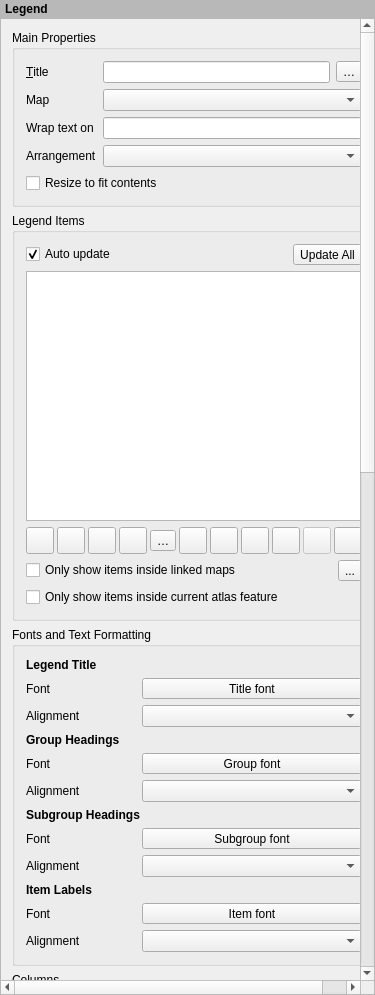
This is src/ui/layout/qgslayoutlegendwidgetbase.ui in qgis/QGIS as Qt 5 draws it before an edit. The edited form follows.
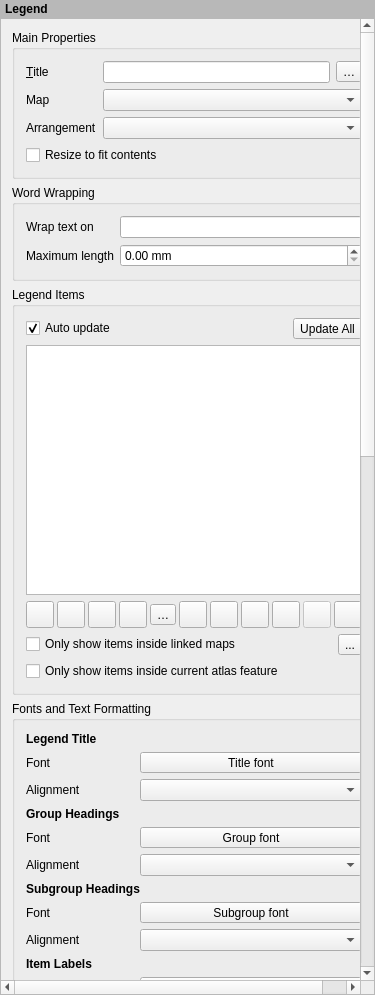
This is the edited form. Icons and pictures are not drawn. Custom widgets are drawn as their Qt base class.

Commit message:
[feature] Add auto-wrap after setting for layout legends
Allows legend text to be automatically wrapped after a set
line length (in millimeters).

This can prevent very wide auto-generated legends.

Sponsored by North Road, thanks to SLYR

What changed in the file:
```diff
--- a/src/ui/layout/qgslayoutlegendwidgetbase.ui
+++ b/src/ui/layout/qgslayoutlegendwidgetbase.ui
@@ -63,9 +63,9 @@
       <property name="geometry">
        <rect>
         <x>0</x>
-        <y>0</y>
-        <width>362</width>
-        <height>1883</height>
+        <y>-76</y>
+        <width>385</width>
+        <height>2334</height>
        </rect>
       </property>
       <layout class="QVBoxLayout" name="mainLayout">
@@ -84,43 +84,15 @@
           <bool>false</bool>
          </property>
          <layout class="QGridLayout" name="gridLayout_2">
-          <item row="0" column="1">
-           <widget class="QLineEdit" name="mTitleLineEdit"/>
-          </item>
-          <item row="2" column="0">
-           <widget class="QLabel" name="label">
+          <item row="3" column="0">
+           <widget class="QLabel" name="label_15">
             <property name="text">
-             <string>Wrap text on</string>
+             <string>Arrangement</string>
             </property>
            </widget>
           </item>
-          <item row="2" column="1" colspan="2">
-           <widget class="QLineEdit" name="mWrapCharLineEdit">
-            <property name="frame">
-             <bool>true</bool>
-            </property>
-           </widget>
-          </item>
-          <item row="0" column="2">
-           <widget class="QgsPropertyOverrideButton" name="mLegendTitleDDBtn">
-            <property name="text">
-             <string>…</string>
-            </property>
-           </widget>
-          </item>
-          <item row="4" column="0" colspan="2">
-           <widget class="QCheckBox" name="mCheckboxResizeContents">
-            <property name="text">
-             <string>Resize to fit contents</string>
-            </property>
-           </widget>
-          </item>
-          <item row="1" column="0">
-           <widget class="QLabel" name="mMapLabel">
-            <property name="text">
-             <string>Map</string>
-            </property>
-           </widget>
+          <item row="1" column="1" colspan="2">
+           <widget class="QgsLayoutItemComboBox" name="mMapComboBox"/>
           </item>
           <item row="0" column="0">
            <widget class="QLabel" name="mTitleLabel">
@@ -132,16 +104,73 @@
             </property>
            </widget>
           </item>
-          <item row="1" column="1" colspan="2">
-           <widget class="QgsLayoutItemComboBox" name="mMapComboBox"/>
+          <item row="0" column="2">
+           <widget class="QgsPropertyOverrideButton" name="mLegendTitleDDBtn">
+            <property name="text">
+             <string>…</string>
+            </property>
+           </widget>
           </item>
           <item row="3" column="1" colspan="2">
            <widget class="QgsAlignmentComboBox" name="mArrangementCombo"/>
           </item>
-          <item row="3" column="0">
-           <widget class="QLabel" name="label_15">
+          <item row="1" column="0">
+           <widget class="QLabel" name="mMapLabel">
             <property name="text">
-             <string>Arrangement</string>
+             <string>Map</string>
+            </property>
+           </widget>
+          </item>
+          <item row="4" column="0" colspan="2">
+           <widget class="QCheckBox" name="mCheckboxResizeContents">
+            <property name="text">
+             <string>Resize to fit contents</string>
+            </property>
+           </widget>
+          </item>
+          <item row="0" column="1">
+           <widget class="QLineEdit" name="mTitleLineEdit"/>
+          </item>
+         </layout>
+        </widget>
+       </item>
+       <item>
+        <widget class="QgsCollapsibleGroupBoxBasic" name="groupBox">
+         <property name="title">
+          <string>Word Wrapping</string>
+         </property>
+         <layout class="QGridLayout" name="gridLayout_6">
+          <item row="0" column="1">
+           <widget class="QLineEdit" name="mWrapCharLineEdit">
+            <property name="frame">
+             <bool>true</bool>
+            </property>
+           </widget>
+          </item>
+          <item row="0" column="0">
+           <widget class="QLabel" name="label">
+            <property name="text">
+             <string>Wrap text on</string>
+            </property>
+           </widget>
+          </item>
+          <item row="1" column="0">
+           <widget class="QLabel" name="label_16">
+            <property name="text">
+             <string>Maximum length</string>
+            </property>
+           </widget>
+          </item>
+          <item row="1" column="1">
+           <widget class="QgsDoubleSpinBox" name="mMaxWidthSpinBox">
+            <property name="prefix">
+             <string/>
+            </property>
+            <property name="suffix">
+             <string> mm</string>
+            </property>
+            <property name="showClearButton" stdset="0">
+             <bool>false</bool>
             </property>
            </widget>
           </item>
@@ -529,22 +558,8 @@
           <bool>true</bool>
          </property>
          <layout class="QGridLayout" name="gridLayout_4" columnstretch="0,0,0">
-          <item row="11" column="0">
-           <widget class="QLabel" name="label_20">
-            <property name="text">
-             <string>Alignment</string>
-            </property>
-           </widget>
-          </item>
-          <item row="4" column="0">
-           <widget class="QLabel" name="label_22">
-            <property name="text">
-             <string>Font</string>
-            </property>
-           </widget>
-          </item>
-          <item row="7" column="1" colspan="2">
-           <widget class="QgsFontButton" name="mLayerFontButton">
+          <item row="11" column="1" colspan="2">
+           <widget class="QgsFontButton" name="mItemFontButton">
             <property name="sizePolicy">
              <sizepolicy hsizetype="Expanding" vsizetype="Fixed">
               <horstretch>0</horstretch>
@@ -552,21 +567,40 @@
              </sizepolicy>
             </property>
             <property name="text">
-             <string>Subgroup font</string>
+             <string>Item font</string>
             </property>
            </widget>
           </item>
-          <item row="6" column="0" colspan="3">
+          <item row="6" column="1" colspan="2">
+           <widget class="QgsAlignmentComboBox" name="mGroupAlignCombo"/>
+          </item>
+          <item row="7" column="0" colspan="3">
            <widget class="QLabel" name="label_23">
             <property name="text">
              <string>&lt;b&gt;Subgroup Headings&lt;/b&gt;</string>
             </property>
            </widget>
           </item>
-          <item row="9" column="0" colspan="3">
-           <widget class="QLabel" name="label_25">
+          <item row="2" column="1" colspan="2">
+           <widget class="QgsAlignmentComboBox" name="mTitleAlignCombo"/>
+          </item>
+          <item row="3" column="0" colspan="3">
+           <widget class="QLabel" name="label_21">
             <property name="text">
-             <string>&lt;b&gt;Item Labels&lt;/b&gt;</string>
+             <string>&lt;b&gt;Group Headings&lt;/b&gt;</string>
+            </property>
+           </widget>
+          </item>
+          <item row="5" column="1" colspan="2">
+           <widget class="QgsFontButton" name="mGroupFontButton">
+            <property name="sizePolicy">
+             <sizepolicy hsizetype="Expanding" vsizetype="Fixed">
+              <horstretch>0</horstretch>
+              <verstretch>0</verstretch>
+             </sizepolicy>
+            </property>
+            <property name="text">
+             <string>Group font</string>
             </property>
            </widget>
           </item>
@@ -577,20 +611,23 @@
             </property>
            </widget>
           </item>
-          <item row="5" column="0">
-           <widget class="QLabel" name="label_18_alignment">
-            <property name="text">
-             <string>Alignment</string>
-            </property>
-           </widget>
-          </item>
-          <item row="8" column="0">
+          <item row="9" column="0">
            <widget class="QLabel" name="label_19_alignment">
             <property name="text">
              <string>Alignment</string>
             </property>
            </widget>
           </item>
+          <item row="0" column="0" colspan="3">
+           <widget class="QLabel" name="label_27">
+            <property name="text">
+             <string>&lt;b&gt;Legend Title&lt;/b&gt;</string>
+            </property>
+           </widget>
+          </item>
+          <item row="12" column="1" colspan="2">
+           <widget class="QgsAlignmentComboBox" name="mItemAlignCombo"/>
+          </item>
           <item row="1" column="0">
            <widget class="QLabel" name="label_28">
             <property name="text">
@@ -598,49 +635,20 @@
             </property>
            </widget>
           </item>
-          <item row="4" column="1" colspan="2">
-           <widget class="QgsFontButton" name="mGroupFontButton">
-            <property name="sizePolicy">
-             <sizepolicy hsizetype="Expanding" vsizetype="Fixed">
-              <horstretch>0</horstretch>
-              <verstretch>0</verstretch>
-             </sizepolicy>
-            </property>
-            <property name="text">
-             <string>Group font</string>
-            </property>
-           </widget>
-          </item>
-          <item row="10" column="1" colspan="2">
-           <widget class="QgsFontButton" name="mItemFontButton">
-            <property name="sizePolicy">
-             <sizepolicy hsizetype="Expanding" vsizetype="Fixed">
-              <horstretch>0</horstretch>
-              <verstretch>0</verstretch>
-             </sizepolicy>
-            </property>
-            <property name="text">
-             <string>Item font</string>
-            </property>
-           </widget>
-          </item>
-          <item row="7" column="0">
+          <item row="8" column="0">
            <widget class="QLabel" name="label_24">
             <property name="text">
              <string>Font</string>
             </property>
            </widget>
           </item>
-          <item row="10" column="0">
-           <widget class="QLabel" name="label_26">
+          <item row="10" column="0" colspan="3">
+           <widget class="QLabel" name="label_25">
             <property name="text">
-             <string>Font</string>
+             <string>&lt;b&gt;Item Labels&lt;/b&gt;</string>
             </property>
            </widget>
           </item>
-          <item row="5" column="1" colspan="2">
-           <widget class="QgsAlignmentComboBox" name="mGroupAlignCombo"/>
-          </item>
           <item row="1" column="1" colspan="2">
            <widget class="QgsFontButton" name="mTitleFontButton">
             <property name="sizePolicy">
@@ -654,29 +662,50 @@
             </property>
            </widget>
           </item>
+          <item row="12" column="0">
+           <widget class="QLabel" name="label_20">
+            <property name="text">
+             <string>Alignment</string>
+            </property>
+           </widget>
+          </item>
+          <item row="11" column="0">
+           <widget class="QLabel" name="label_26">
+            <property name="text">
+             <string>Font</string>
+            </property>
+           </widget>
+          </item>
+          <item row="5" column="0">
+           <widget class="QLabel" name="label_22">
+            <property name="text">
+             <string>Font</string>
+            </property>
+           </widget>
+          </item>
           <item row="8" column="1" colspan="2">
+           <widget class="QgsFontButton" name="mLayerFontButton">
+            <property name="sizePolicy">
+             <sizepolicy hsizetype="Expanding" vsizetype="Fixed">
+              <horstretch>0</horstretch>
+              <verstretch>0</verstretch>
+             </sizepolicy>
+            </property>
+            <property name="text">
+             <string>Subgroup font</string>
+            </property>
+           </widget>
+          </item>
+          <item row="6" column="0">
+           <widget class="QLabel" name="label_18_alignment">
+            <property name="text">
+             <string>Alignment</string>
+            </property>
+           </widget>
+          </item>
+          <item row="9" column="1" colspan="2">
            <widget class="QgsAlignmentComboBox" name="mSubgroupAlignCombo"/>
           </item>
-          <item row="2" column="1" colspan="2">
-           <widget class="QgsAlignmentComboBox" name="mTitleAlignCombo"/>
-          </item>
-          <item row="11" column="1" colspan="2">
-           <widget class="QgsAlignmentComboBox" name="mItemAlignCombo"/>
-          </item>
-          <item row="0" column="0" colspan="3">
-           <widget class="QLabel" name="label_27">
-            <property name="text">
-             <string>&lt;b&gt;Legend Title&lt;/b&gt;</string>
-            </property>
-           </widget>
-          </item>
-          <item row="3" column="0" colspan="3">
-           <widget class="QLabel" name="label_21">
-            <property name="text">
-             <string>&lt;b&gt;Group Headings&lt;/b&gt;</string>
-            </property>
-           </widget>
-          </item>
          </layout>
         </widget>
        </item>
@@ -783,19 +812,6 @@
             </property>
            </widget>
           </item>
-          <item row="1" column="1">
-           <widget class="QgsDoubleSpinBox" name="mSymbolWidthSpinBox">
-            <property name="prefix">
-             <string/>
-            </property>
-            <property name="suffix">
-             <string> mm</string>
-            </property>
-            <property name="showClearButton" stdset="0">
-             <bool>false</bool>
-            </property>
-           </widget>
-          </item>
           <item row="2" column="0">
            <widget class="QLabel" name="label_4">
             <property name="text">
@@ -943,6 +959,19 @@
             </property>
            </widget>
           </item>
+          <item row="1" column="1">
+           <widget class="QgsDoubleSpinBox" name="mSymbolWidthSpinBox">
+            <property name="prefix">
+             <string/>
+            </property>
+            <property name="suffix">
+             <string> mm</string>
+            </property>
+            <property name="showClearButton" stdset="0">
+             <bool>false</bool>
+            </property>
+           </widget>
+          </item>
          </layout>
         </widget>
        </item>
```
Left out of the diff: 3 changed lines with no effect on the pictures. The commit also changes 17 other files.
